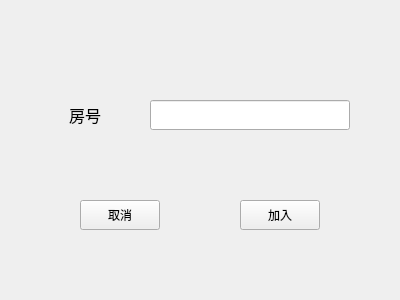
Qt form movie_client/enterroom.ui (GuThree/movie_client) before a commit.
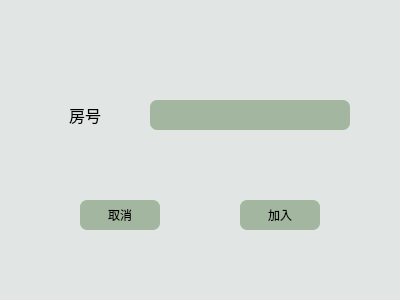
The same form after that commit.

The edit to the form file:
```diff
--- a/movie_client/enterroom.ui
+++ b/movie_client/enterroom.ui
@@ -13,6 +13,9 @@
   <property name="windowTitle">
    <string>Form</string>
   </property>
+  <property name="styleSheet">
+   <string notr="true">background-color:rgb(225, 229, 228);</string>
+  </property>
   <widget class="QLabel" name="label">
    <property name="geometry">
     <rect>
@@ -47,6 +50,10 @@
      <height>30</height>
     </rect>
    </property>
+   <property name="styleSheet">
+    <string notr="true">background-color:rgb(163, 183, 160);
+border-radius:7px;</string>
+   </property>
   </widget>
   <widget class="QPushButton" name="cancelButton">
    <property name="geometry">
@@ -57,6 +64,11 @@
      <height>30</height>
     </rect>
    </property>
+   <property name="styleSheet">
+    <string notr="true">background-color:rgb(163, 183, 160);
+font: 11pt &quot;黑体&quot;;
+border-radius:7px;</string>
+   </property>
    <property name="text">
     <string>取消</string>
    </property>
@@ -70,6 +82,11 @@
      <height>30</height>
     </rect>
    </property>
+   <property name="styleSheet">
+    <string notr="true">background-color:rgb(163, 183, 160);
+font: 11pt &quot;黑体&quot;;
+border-radius:7px;</string>
+   </property>
    <property name="text">
     <string>加入</string>
    </property>
```
Left out of the diff: 3 changed lines with no effect on the pictures.
